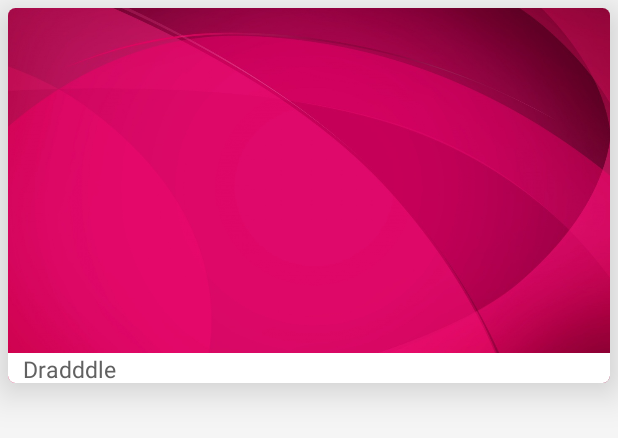
After one commit to clertonleal/Dradddle, an Android app: the layout shots_item.xml on its own in the app's theme, with its tools: preview values and no code run, on a phone screen of 412 x 824 dp. The commit adds this screen. Shown: the top 438 px of the screen. Run offline under Robolectric (Android 15) with nearby library versions, the phone set to English and light mode, and no system bars.

Commit message:
Improved shot layout and improved documentation

```diff
--- a/app/src/main/kotlin/com/hpedrorodrigues/dradddle/view/adapter/PopularShotsAdapter.kt
+++ b/app/src/main/kotlin/com/hpedrorodrigues/dradddle/view/adapter/PopularShotsAdapter.kt
@@ -18,14 +18,13 @@ public class PopularShotsAdapter() : RecyclerView.Adapter<PopularShotsHolder>()
     }
 
     override fun onCreateViewHolder(parent: ViewGroup?, viewType: Int): PopularShotsHolder? {
-        return PopularShotsHolder(inflater!!.inflate(R.layout.popular_shots_item, parent, false))
+        return PopularShotsHolder(inflater!!.inflate(R.layout.shots_item, parent, false))
     }
 
     override fun onBindViewHolder(holder: PopularShotsHolder, position: Int) {
-        holder.getTextVew().setText(R.string.app_name)
     }
 
     override fun getItemCount(): Int {
-        return 200
+        return 60
     }
 }
--- a/app/src/main/kotlin/com/hpedrorodrigues/dradddle/view/fragment/shot/PopularShotsFragment.kt
+++ b/app/src/main/kotlin/com/hpedrorodrigues/dradddle/view/fragment/shot/PopularShotsFragment.kt
@@ -19,7 +19,7 @@ import kotlin.platform.platformStatic
 public class PopularShotsFragment : BaseShotsFragment() {
 
     companion object {
-        platformStatic val DISPLAY_ITEMS_COUNT = 20
+        platformStatic val DISPLAY_ITEMS_COUNT = 10
     }
 
     override fun onCreateView(inflater: LayoutInflater, container: ViewGroup?,
--- a/app/src/main/res/layout/activity_main.xml
+++ b/app/src/main/res/layout/activity_main.xml
@@ -28,7 +28,8 @@
             <android.support.design.widget.TabLayout
                 android:id="@+id/tabs"
                 android:layout_width="match_parent"
-                android:layout_height="wrap_content" />
+                android:layout_height="wrap_content"
+                app:tabIndicatorHeight="5dp"/>
 
         </android.support.design.widget.AppBarLayout>
 
--- a/app/src/main/res/layout/fragment_popular_shots.xml
+++ b/app/src/main/res/layout/fragment_popular_shots.xml
@@ -3,10 +3,10 @@
 <com.malinskiy.superrecyclerview.SuperRecyclerView
     xmlns:android="http://schemas.android.com/apk/res/android"
     xmlns:app="http://schemas.android.com/apk/res-auto"
-    android:id="@+id/recycler_view"
     android:layout_width="match_parent"
     android:layout_height="match_parent"
+    android:background="@color/screens"
     app:mainLayoutId="@layout/layout_recyclerview_verticalscroll"
     app:recyclerClipToPadding="false"
-    app:recyclerPadding="16dp"
-    app:scrollbarStyle="outsideInset" />
+    app:recyclerPadding="5dp"
+    android:id="@+id/recycler_view"/>
--- /dev/null
+++ b/app/src/main/res/layout/shots_item.xml
@@ -0,0 +1,55 @@
+<?xml version="1.0" encoding="utf-8"?>
+
+<android.support.v7.widget.CardView xmlns:android="http://schemas.android.com/apk/res/android"
+    xmlns:app="http://schemas.android.com/apk/res-auto"
+    android:layout_width="match_parent"
+    android:layout_height="wrap_content"
+    app:cardCornerRadius="5dp"
+    app:cardElevation="15sp"
+    android:layout_margin="5dp">
+
+    <ImageView
+        android:id="@+id/shot"
+        android:layout_width="match_parent"
+        android:layout_height="250dp"
+        android:adjustViewBounds="true"
+        android:scaleType="centerCrop"
+        android:src="@mipmap/navigation_menu_background"
+        android:contentDescription="@string/app_name"/>
+
+    <RelativeLayout
+        android:layout_width="match_parent"
+        android:layout_height="20dp"
+        android:layout_gravity="bottom"
+        android:background="@android:color/white">
+
+        <TextView
+            android:id="@+id/description"
+            android:layout_width="match_parent"
+            android:layout_height="match_parent"
+            android:singleLine="true"
+            android:gravity="center_vertical"
+            android:layout_marginLeft="10dp"
+            android:layout_marginStart="10dp"
+            android:text="@string/app_name"
+            android:textSize="15sp"
+            android:textColor="@color/dark_gray"
+            android:maxLines="1"/>
+
+    </RelativeLayout>
+
+    <LinearLayout
+        android:id="@+id/loading"
+        android:layout_width="match_parent"
+        android:background="@color/light_gray"
+        android:visibility="gone"
+        android:layout_height="match_parent">
+
+        <ProgressBar
+            android:layout_width="match_parent"
+            android:layout_height="match_parent"
+            android:indeterminate="true"/>
+
+    </LinearLayout>
+
+</android.support.v7.widget.CardView>
--- a/app/src/main/res/values/colors.xml
+++ b/app/src/main/res/values/colors.xml
@@ -10,7 +10,10 @@
 
     <color name="screens">#F5F5F5</color>
 
-    <color name="drawer_item_text">#424242</color>
+    <color name="dark_gray">#616161</color>
+    <color name="light_gray">#BDBDBD</color>
+
+    <color name="drawer_item_text">@color/dark_gray</color>
     <color name="drawer_item_text_checked">@color/primary</color>
 
 </resources>
```
Also changed, not shown: app/src/main/kotlin/com/hpedrorodrigues/dradddle/view/adapter/holder/PopularShotsHolder.kt (+16 -9 lines), app/src/main/res/layout/popular_shots_item.xml (deleted, +0 -27 lines), 1 other file.
